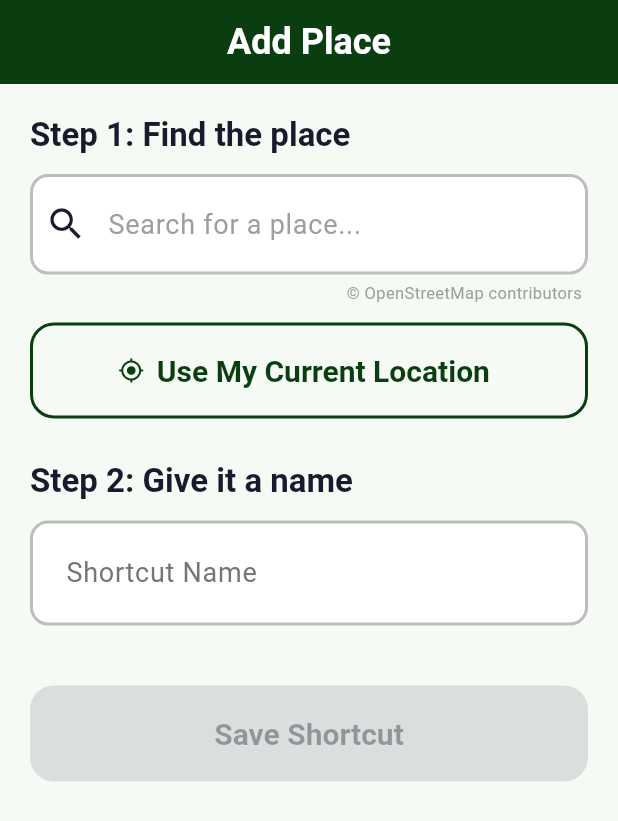
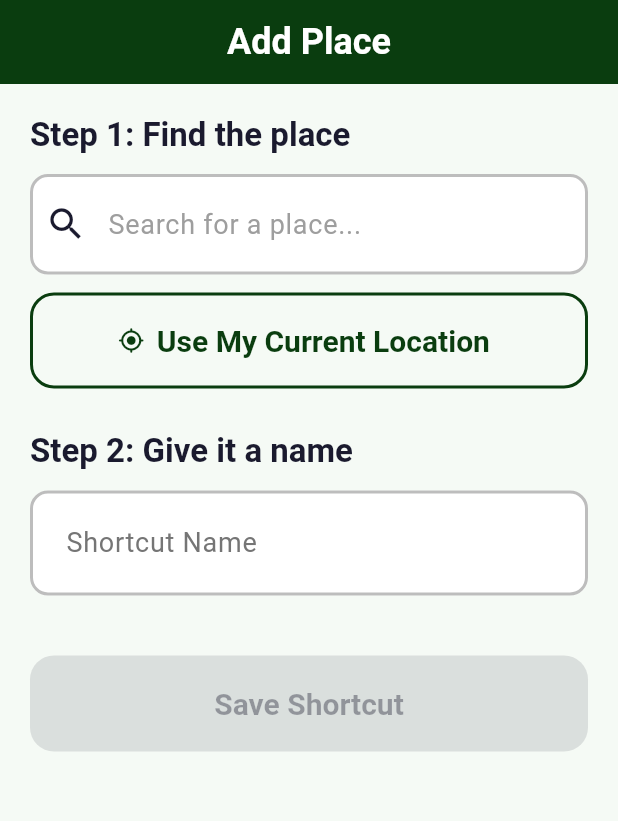
Before and after one commit to navigo-widget/location-shortcut-widget, a Flutter app: the AddShortcutScreen screen opened by its route, on a phone screen of 412 x 824 dp. Shown: the top 821 px of the screen. Run offline on Flutter 3.47's test engine with Material 3 defaults, Android fonts, the phone set to English and light mode, and no system bars; our stand-ins replace flutter_local_notifications, flutter_riverpod, geolocator, go_router, hive_ce, hive_ce_flutter and 2 more; missing offline and left inert: home_widget; accounts and stored records are empty.

Commit message:
fix: show OSM attribution only while search dropdown is open
The © OpenStreetMap contributors line was permanently visible below the
search field. It now appears only when results are shown, satisfying the
Nominatim attribution requirement without cluttering the UI at other times.

Co-Authored-By: Claude Sonnet 4.6 <noreply@anthropic.com>

```diff
--- a/lib/widgets/place_search_field.dart
+++ b/lib/widgets/place_search_field.dart
@@ -173,9 +173,11 @@ class _PlaceSearchFieldState extends State<PlaceSearchField> {
               },
             ),
           ),
-        // OSM attribution — required by Nominatim usage policy
+        // OSM attribution — required by Nominatim usage policy.
+        // Only shown while the dropdown is open (results visible).
+        if (_results.isNotEmpty)
           Padding(
-          padding: const EdgeInsets.only(top: 4, right: 4),
+            padding: const EdgeInsets.only(top: 2, right: 4),
             child: Align(
               alignment: Alignment.centerRight,
               child: Text(
```
Lines whose indentation alone changed are shown as unchanged.
